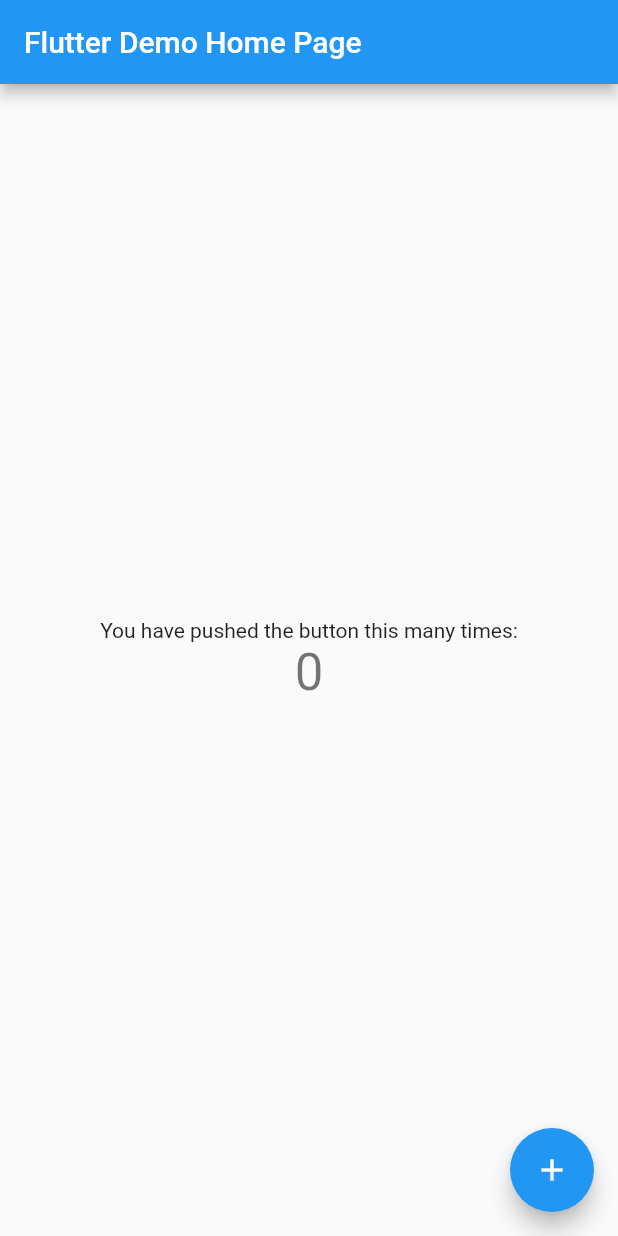
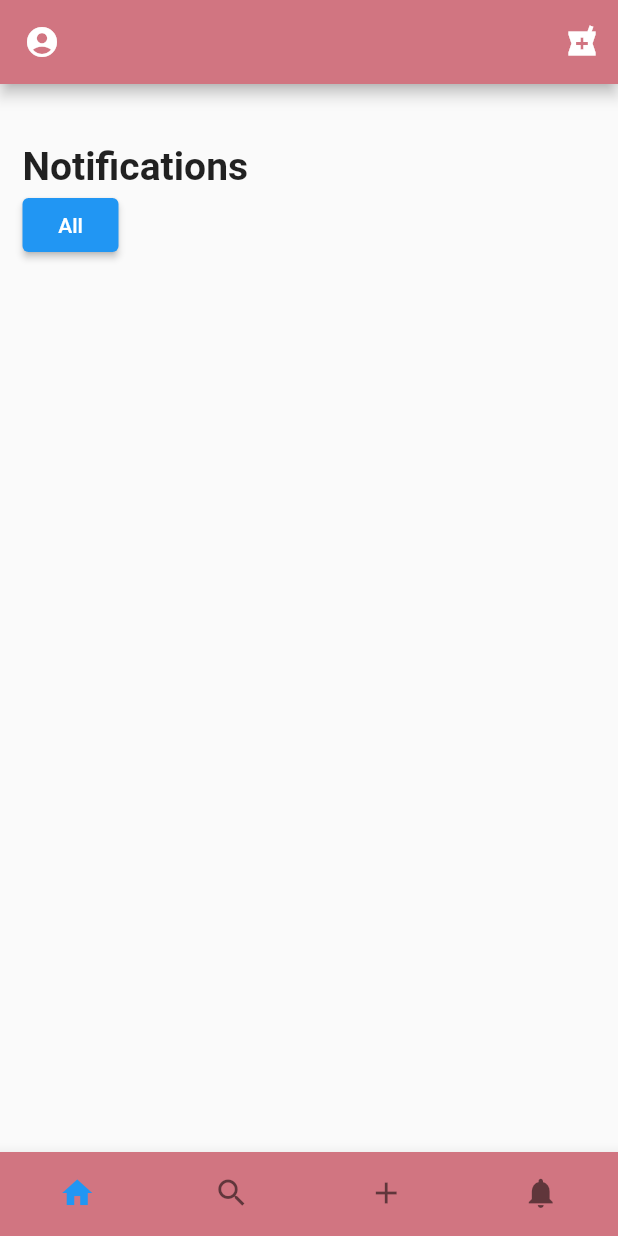
Before and after one commit to Kaleab-git/Medanit, a Flutter app: the screen it shows after launch, on a phone screen of 412 x 824 dp. Run offline on Flutter 3.47's test engine with Material 2 defaults, Android fonts, the phone set to English and light mode, and no system bars.

Commit message:
initial structure

```diff
--- a/medanit_frontend/lib/Notifications/notifications.dart
+++ b/medanit_frontend/lib/Notifications/notifications.dart
@@ -0,0 +1,56 @@
+import 'package:flutter/material.dart';
+
+class Notifications extends StatefulWidget {
+  const Notifications({Key? key}) : super(key: key);
+
+  @override
+  NotificationsState createState() => NotificationsState();
+}
+
+class NotificationsState extends State<Notifications> {
+  @override
+  Widget build(BuildContext context) {
+    return Scaffold(
+      appBar: AppBar(
+        backgroundColor: Color.fromRGBO(209, 117, 129, 1),
+        actions:[
+          IconButton(icon:Icon (Icons.local_pharmacy_sharp),onPressed: () {  },),
+          ],
+          leading: IconButton(icon:Icon (Icons.account_circle), onPressed: () {  },) ,
+
+      ),
+      body: Container(
+        padding: EdgeInsets.symmetric(vertical: 40, horizontal: 15),
+        child: Column(
+          children: [
+            Container(
+              child: Column(
+                crossAxisAlignment: CrossAxisAlignment.start,
+                children: [
+                  Text("Notifications", style: TextStyle(
+                    fontWeight: FontWeight.bold,
+                    fontSize: 26
+                  ),),
+                  ElevatedButton(onPressed: (){}, child: Text("All"))
+                ],
+              ),
+            )
+          ],
+        ),
+      ),
+      bottomNavigationBar: BottomNavigationBar(
+        backgroundColor: Color.fromRGBO(209, 117, 129, 1),
+        type: BottomNavigationBarType.fixed,
+        showSelectedLabels: false,
+        showUnselectedLabels: false,
+        items: const <BottomNavigationBarItem>[
+          BottomNavigationBarItem(icon: Icon(Icons.home), label: 'home'),
+          BottomNavigationBarItem(icon: Icon(Icons.search), label: 'Search'),
+          BottomNavigationBarItem(icon: Icon(Icons.add), label: 'add'),
+          BottomNavigationBarItem(
+              icon: Icon(Icons.notifications), label: 'notifications'),
+        ],
+      ),
+    );
+  }
+}
--- a/medanit_frontend/lib/main.dart
+++ b/medanit_frontend/lib/main.dart
@@ -1,5 +1,6 @@
 import 'package:flutter/material.dart';
 
+import './Notifications/notifications.dart';
 void main() {
   runApp(MyApp());
 }
@@ -10,104 +11,8 @@ class MyApp extends StatelessWidget {
   Widget build(BuildContext context) {
     return MaterialApp(
       title: 'Flutter Demo',
-      theme: ThemeData(
-        // This is the theme of your application.
-        //
-        // Try running your application with "flutter run". You'll see the
-        // application has a blue toolbar. Then, without quitting the app, try
-        // changing the primarySwatch below to Colors.green and then invoke
-        // "hot reload" (press "r" in the console where you ran "flutter run",
-        // or simply save your changes to "hot reload" in a Flutter IDE).
-        // Notice that the counter didn't reset back to zero; the application
-        // is not restarted.
-        primarySwatch: Colors.blue,
-      ),
-      home: MyHomePage(title: 'Flutter Demo Home Page'),
+      debugShowCheckedModeBanner: false,
+      home: Notifications(),
     );
   }
 }
-
-class MyHomePage extends StatefulWidget {
-  MyHomePage({Key? key, required this.title}) : super(key: key);
-
-  // This widget is the home page of your application. It is stateful, meaning
-  // that it has a State object (defined below) that contains fields that affect
-  // how it looks.
-
-  // This class is the configuration for the state. It holds the values (in this
-  // case the title) provided by the parent (in this case the App widget) and
-  // used by the build method of the State. Fields in a Widget subclass are
-  // always marked "final".
-
-  final String title;
-
-  @override
-  _MyHomePageState createState() => _MyHomePageState();
-}
-
-class _MyHomePageState extends State<MyHomePage> {
-  int _counter = 0;
-
-  void _incrementCounter() {
-    setState(() {
-      // This call to setState tells the Flutter framework that something has
-      // changed in this State, which causes it to rerun the build method below
-      // so that the display can reflect the updated values. If we changed
-      // _counter without calling setState(), then the build method would not be
-      // called again, and so nothing would appear to happen.
-      _counter++;
-    });
-  }
-
-  @override
-  Widget build(BuildContext context) {
-    // This method is rerun every time setState is called, for instance as done
-    // by the _incrementCounter method above.
-    //
-    // The Flutter framework has been optimized to make rerunning build methods
-    // fast, so that you can just rebuild anything that needs updating rather
-    // than having to individually change instances of widgets.
-    return Scaffold(
-      appBar: AppBar(
-        // Here we take the value from the MyHomePage object that was created by
-        // the App.build method, and use it to set our appbar title.
-        title: Text(widget.title),
-      ),
-      body: Center(
-        // Center is a layout widget. It takes a single child and positions it
-        // in the middle of the parent.
-        child: Column(
-          // Column is also a layout widget. It takes a list of children and
-          // arranges them vertically. By default, it sizes itself to fit its
-          // children horizontally, and tries to be as tall as its parent.
-          //
-          // Invoke "debug painting" (press "p" in the console, choose the
-          // "Toggle Debug Paint" action from the Flutter Inspector in Android
-          // Studio, or the "Toggle Debug Paint" command in Visual Studio Code)
-          // to see the wireframe for each widget.
-          //
-          // Column has various properties to control how it sizes itself and
-          // how it positions its children. Here we use mainAxisAlignment to
-          // center the children vertically; the main axis here is the vertical
-          // axis because Columns are vertical (the cross axis would be
-          // horizontal).
-          mainAxisAlignment: MainAxisAlignment.center,
-          children: <Widget>[
-            Text(
-              'You have pushed the button this many times:',
-            ),
-            Text(
-              '$_counter',
-              style: Theme.of(context).textTheme.headline4,
-            ),
-          ],
-        ),
-      ),
-      floatingActionButton: FloatingActionButton(
-        onPressed: _incrementCounter,
-        tooltip: 'Increment',
-        child: Icon(Icons.add),
-      ), // This trailing comma makes auto-formatting nicer for build methods.
-    );
-  }
-}
```
